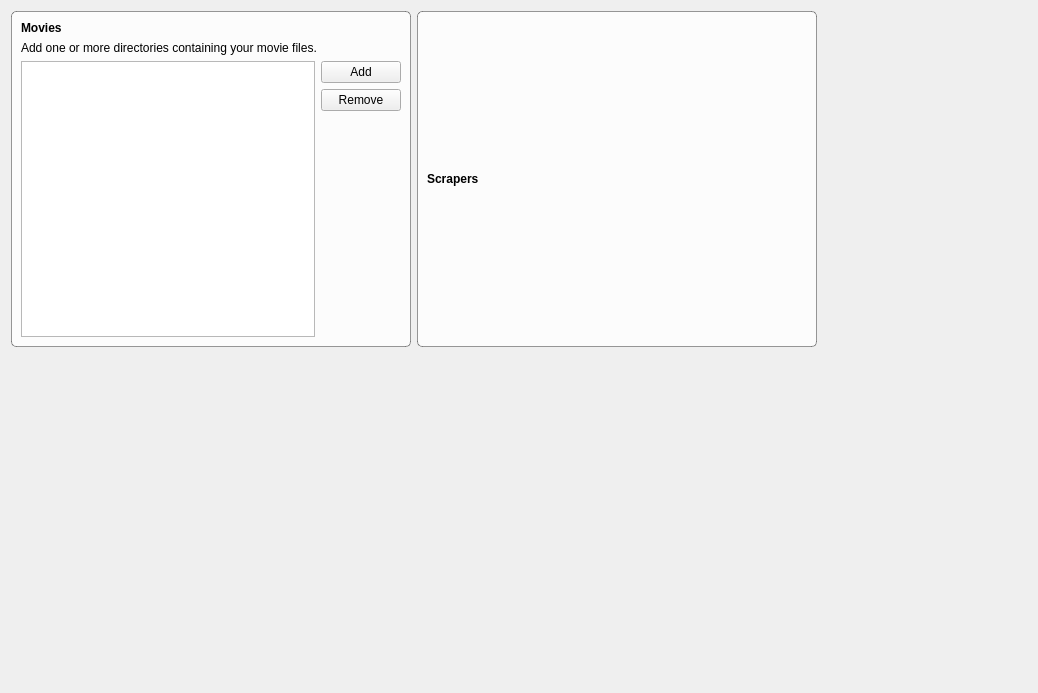
Before: the Qt Designer form SettingsWidget.ui in Komet/MediaElch, drawn with Qt 5.
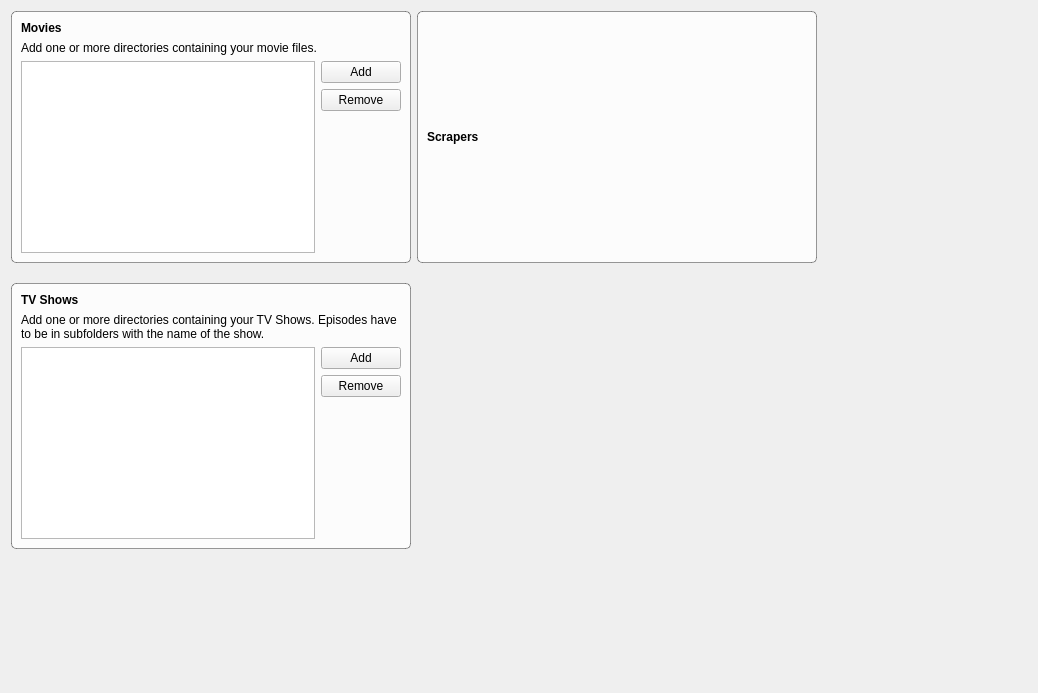
After: the same form once the commit is applied.

Commit message: Added TV Show Settings

The edit to the form file:
```diff
--- a/SettingsWidget.ui
+++ b/SettingsWidget.ui
@@ -148,7 +148,7 @@
        </layout>
       </widget>
      </item>
-     <item row="2" column="0">
+     <item row="3" column="0">
       <spacer name="verticalSpacer_2">
        <property name="orientation">
         <enum>Qt::Vertical</enum>
@@ -174,6 +174,82 @@
        </property>
       </spacer>
      </item>
+     <item row="2" column="0">
+      <widget class="QGroupBox" name="groupBox_3">
+       <property name="minimumSize">
+        <size>
+         <width>0</width>
+         <height>200</height>
+        </size>
+       </property>
+       <property name="title">
+        <string/>
+       </property>
+       <layout class="QVBoxLayout" name="verticalLayout_5">
+        <item>
+         <widget class="QLabel" name="labelTvShows">
+          <property name="font">
+           <font>
+            <weight>75</weight>
+            <bold>true</bold>
+           </font>
+          </property>
+          <property name="text">
+           <string>TV Shows</string>
+          </property>
+         </widget>
+        </item>
+        <item>
+         <widget class="QLabel" name="label_3">
+          <property name="text">
+           <string>Add one or more directories containing your TV Shows. Episodes have to be in subfolders with the name of the show.</string>
+          </property>
+          <property name="wordWrap">
+           <bool>true</bool>
+          </property>
+         </widget>
+        </item>
+        <item>
+         <layout class="QHBoxLayout" name="horizontalLayout">
+          <item>
+           <widget class="QListWidget" name="listTvShowDirs"/>
+          </item>
+          <item>
+           <layout class="QVBoxLayout" name="verticalLayout_4">
+            <item>
+             <widget class="QPushButton" name="buttonAddTvShowDir">
+              <property name="text">
+               <string>Add</string>
+              </property>
+             </widget>
+            </item>
+            <item>
+             <widget class="QPushButton" name="buttonRemoveTvShowDir">
+              <property name="text">
+               <string>Remove</string>
+              </property>
+             </widget>
+            </item>
+            <item>
+             <spacer name="verticalSpacer_3">
+              <property name="orientation">
+               <enum>Qt::Vertical</enum>
+              </property>
+              <property name="sizeHint" stdset="0">
+               <size>
+                <width>20</width>
+                <height>40</height>
+               </size>
+              </property>
+             </spacer>
+            </item>
+           </layout>
+          </item>
+         </layout>
+        </item>
+       </layout>
+      </widget>
+     </item>
     </layout>
    </item>
   </layout>
```
The commit also changes 5 other files.
